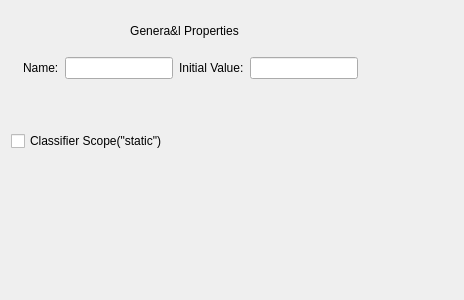
Before: the Qt Designer form umbrello/dialogs/umlattributedialog.ui in KDE/umbrello, drawn with Qt 5.
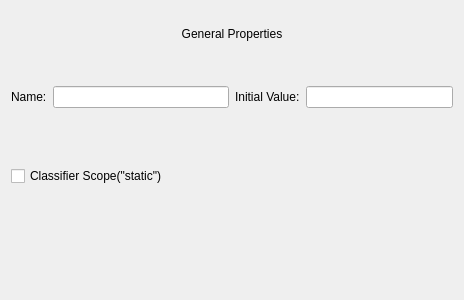
After: the same form once the commit is applied. Custom widgets are drawn as their Qt base class.

Commit message:
Fix layout issues
Reorganize the widgets to better user management

Diff of the .ui file:
```diff
--- a/umbrello/dialogs/umlattributedialog.ui
+++ b/umbrello/dialogs/umlattributedialog.ui
@@ -13,20 +13,26 @@
   <property name="windowTitle">
    <string>Form</string>
   </property>
-  <layout class="QGridLayout" name="gridLayout">
-   <item row="1" column="0">
-    <layout class="QHBoxLayout" name="horizontalLayout_4">
+  <layout class="QVBoxLayout" name="verticalLayout_3">
      <item>
-      <layout class="QHBoxLayout" name="horizontalLayout"/>
-     </item>
+    <widget class="QLabel" name="label">
+     <property name="text">
+      <string>General Properties</string>
+     </property>
+     <property name="alignment">
+      <set>Qt::AlignCenter</set>
+     </property>
+    </widget>
+   </item>
+   <item>
+    <layout class="QHBoxLayout" name="horizontalLayout_3">
+     <item>
+      <layout class="QVBoxLayout" name="verticalLayout">
      <item>
       <widget class="UMLDatatypeWidget" name="dataTypeWidget" native="true"/>
      </item>
      <item>
       <layout class="QHBoxLayout" name="horizontalLayout_2">
-       <item>
-        <widget class="UMLTypeModifierWidget" name="typeModifierWidget" native="true"/>
-       </item>
        <item>
         <widget class="QLabel" name="label_3">
          <property name="text">
@@ -39,8 +45,15 @@
        </item>
       </layout>
      </item>
+      </layout>
+     </item>
      <item>
-      <layout class="QHBoxLayout" name="horizontalLayout_3">
+      <layout class="QVBoxLayout" name="verticalLayout_2">
+       <item>
+        <widget class="UMLTypeModifierWidget" name="typeModifierWidget" native="true"/>
+       </item>
+       <item>
+        <layout class="QHBoxLayout" name="horizontalLayout">
        <item>
         <widget class="QLabel" name="label_4">
          <property name="text">
@@ -55,33 +68,25 @@
      </item>
     </layout>
    </item>
-   <item row="2" column="0">
-    <widget class="UmlTypeQualifiersWidget" name="typeQualifiersWidget" native="true">
-     <layout class="QVBoxLayout" name="verticalLayout"/>
-    </widget>
+    </layout>
    </item>
-   <item row="0" column="0">
-    <widget class="QLabel" name="label">
-     <property name="text">
-      <string>Genera&amp;l Properties</string>
-     </property>
-     <property name="alignment">
-      <set>Qt::AlignCenter</set>
-     </property>
-    </widget>
-   </item>
-   <item row="3" column="0">
+   <item>
+    <layout class="QHBoxLayout" name="horizontalLayout_5">
+     <item>
+      <widget class="VisibilityEnumWidget" name="visibilityWidget" native="true"/>
+     </item>
+     <item>
+      <widget class="UmlTypeQualifiersWidget" name="typeQualifiersWidget" native="true"/>
+     </item>
+    </layout>
+   </item>
+   <item>
     <widget class="QCheckBox" name="cb_classifierScopeStatic">
      <property name="text">
       <string>Classifier Scope(&quot;static&quot;)</string>
      </property>
     </widget>
    </item>
-   <item row="6" column="0">
-    <widget class="DocumentationWidget" name="documentationWidget" native="true"/>
-   </item>
-   <item row="4" column="0">
-    <layout class="QHBoxLayout" name="horizontalLayout_5">
      <item>
       <widget class="UMLStereotypeWidget" name="stereotypeWidget" native="true">
        <property name="sizePolicy">
@@ -93,35 +98,7 @@
       </widget>
      </item>
      <item>
-      <spacer name="horizontalSpacer">
-       <property name="orientation">
-        <enum>Qt::Horizontal</enum>
-       </property>
-       <property name="sizeHint" stdset="0">
-        <size>
-         <width>40</width>
-         <height>20</height>
-        </size>
-       </property>
-      </spacer>
-     </item>
-    </layout>
-   </item>
-   <item row="5" column="0">
-    <widget class="VisibilityEnumWidget" name="visibilityWidget" native="true"/>
-   </item>
-   <item row="1" column="1">
-    <spacer name="horizontalSpacer_2">
-     <property name="orientation">
-      <enum>Qt::Horizontal</enum>
-     </property>
-     <property name="sizeHint" stdset="0">
-      <size>
-       <width>40</width>
-       <height>20</height>
-      </size>
-     </property>
-    </spacer>
+    <widget class="DocumentationWidget" name="documentationWidget" native="true"/>
    </item>
   </layout>
  </widget>
```
Lines whose indentation alone changed are shown as unchanged.
